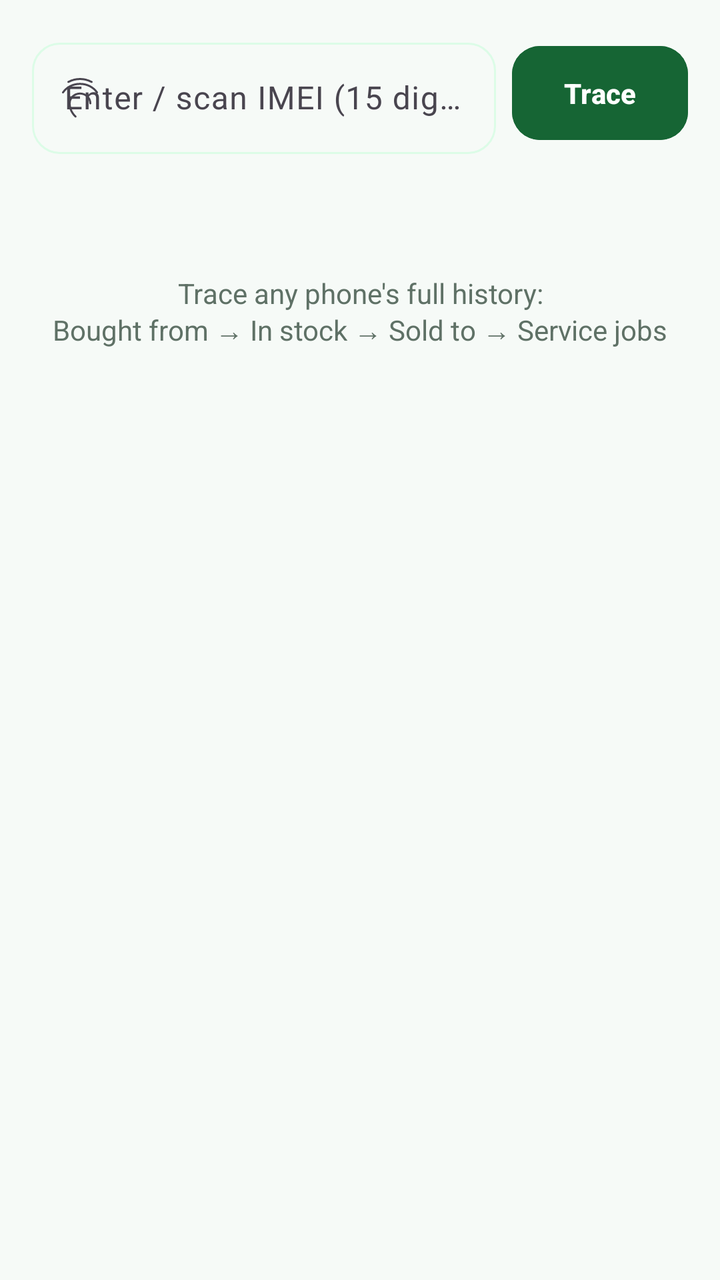
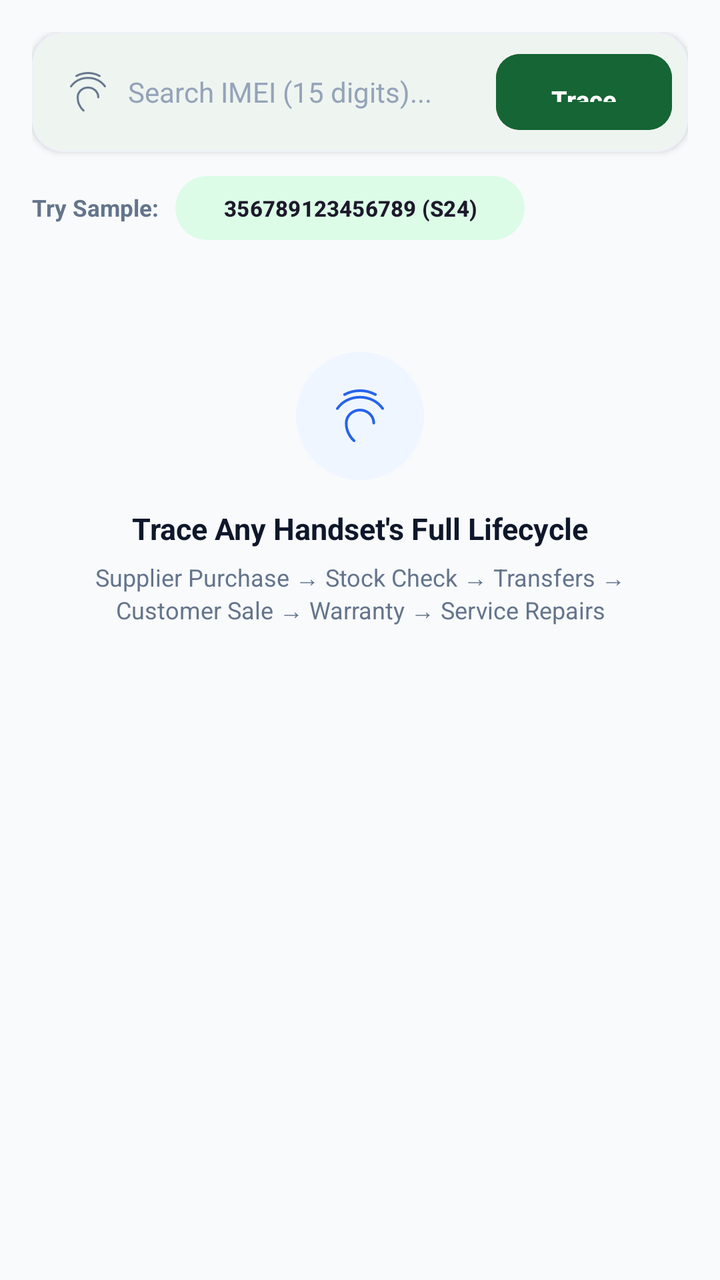

Compare the two renders of this Android layout. The source of the first and the diff that turns it into the second are given below.
<!-- AndroidManifest.xml: application theme Theme.MobileShopkeeper -->
<!-- res/layout/fragment_imei_tracker.xml -->
<?xml version="1.0" encoding="utf-8"?>
<ScrollView xmlns:android="http://schemas.android.com/apk/res/android"
    xmlns:app="http://schemas.android.com/apk/res-auto"
    android:layout_width="match_parent" android:layout_height="match_parent">
    <LinearLayout android:layout_width="match_parent" android:layout_height="wrap_content"
        android:orientation="vertical" android:padding="16dp">
        <LinearLayout android:layout_width="match_parent" android:layout_height="wrap_content"
            android:orientation="horizontal" android:gravity="center_vertical">
            <com.google.android.material.textfield.TextInputLayout
                android:layout_width="0dp" android:layout_weight="1" android:layout_height="wrap_content"
                style="@style/Widget.MobileShop.TextInput" app:startIconDrawable="@drawable/ic_imei">
                <com.google.android.material.textfield.TextInputEditText
                    android:id="@+id/etImei" android:layout_width="match_parent"
                    android:layout_height="wrap_content" android:hint="Enter / scan IMEI (15 digits)"
                    android:inputType="number"/>
            </com.google.android.material.textfield.TextInputLayout>
            <com.google.android.material.button.MaterialButton android:id="@+id/btnTrace"
                android:layout_width="wrap_content" android:layout_height="wrap_content"
                android:layout_marginStart="8dp" android:text="Trace"
                android:backgroundTint="@color/green_800"/>
        </LinearLayout>
        <TextView android:id="@+id/tvEmpty" android:layout_width="match_parent"
            android:layout_height="wrap_content" android:gravity="center"
            android:layout_marginTop="60dp"
            android:text="Trace any phone's full history:\nBought from → In stock → Sold to → Service jobs"
            android:textColor="@color/text_secondary"/>
        <com.google.android.material.card.MaterialCardView android:id="@+id/cardProduct"
            android:layout_width="match_parent" android:layout_height="wrap_content"
            android:layout_marginTop="16dp" app:cardCornerRadius="14dp" android:visibility="gone">
            <TextView android:id="@+id/tvProduct" android:layout_width="match_parent"
                android:layout_height="wrap_content" android:padding="16dp" android:textSize="14sp"/>
        </com.google.android.material.card.MaterialCardView>
        <com.google.android.material.card.MaterialCardView android:id="@+id/cardBought"
            android:layout_width="match_parent" android:layout_height="wrap_content"
            android:layout_marginTop="10dp" app:cardCornerRadius="14dp" android:visibility="gone">
            <TextView android:id="@+id/tvBought" android:layout_width="match_parent"
                android:layout_height="wrap_content" android:padding="16dp" android:textSize="14sp"/>
        </com.google.android.material.card.MaterialCardView>
        <com.google.android.material.card.MaterialCardView android:id="@+id/cardSold"
            android:layout_width="match_parent" android:layout_height="wrap_content"
            android:layout_marginTop="10dp" app:cardCornerRadius="14dp" android:visibility="gone">
            <TextView android:id="@+id/tvSold" android:layout_width="match_parent"
                android:layout_height="wrap_content" android:padding="16dp" android:textSize="14sp"/>
        </com.google.android.material.card.MaterialCardView>
        <com.google.android.material.card.MaterialCardView android:id="@+id/cardService"
            android:layout_width="match_parent" android:layout_height="wrap_content"
            android:layout_marginTop="10dp" app:cardCornerRadius="14dp" android:visibility="gone">
            <TextView android:id="@+id/tvService" android:layout_width="match_parent"
                android:layout_height="wrap_content" android:padding="16dp" android:textSize="14sp"/>
        </com.google.android.material.card.MaterialCardView>
    </LinearLayout>
</ScrollView>
<!-- resources referenced by this layout -->
<resources>
  <color name="green_800">#166534</color>
  <color name="text_secondary">#5F7166</color>
  <style name="Widget.MobileShop.TextInput" parent="Widget.Material3.TextInputLayout.OutlinedBox">
          <item name="boxCornerRadiusTopStart">14dp</item>
          <item name="boxCornerRadiusTopEnd">14dp</item>
          <item name="boxCornerRadiusBottomStart">14dp</item>
          <item name="boxCornerRadiusBottomEnd">14dp</item>
          <item name="boxStrokeColor">@color/selector_input_stroke</item>
      </style>
  <color name="white">#FFFFFF</color>
  <color name="green_100">#DCFCE7</color>
  <color name="green_900">#14532D</color>
  <color name="green_600">#16A34A</color>
  <color name="surface">#FFFFFF</color>
  <color name="text_primary">#1A2E22</color>
  <color name="background_light">#F6FAF7</color>
  <color name="error">#DC2626</color>
  <style name="Shape.MobileShop.Medium" parent="ShapeAppearance.Material3.MediumComponent">
          <item name="cornerSize">14dp</item>
      </style>
  <style name="Widget.MobileShop.Button" parent="Widget.Material3.Button">
          <item name="cornerRadius">14dp</item>
          <item name="android:textAllCaps">false</item>
          <item name="android:paddingTop">14dp</item>
          <item name="android:paddingBottom">14dp</item>
          <item name="android:textStyle">bold</item>
      </style>
  <style name="WindowAnimations">
          <item name="android:activityOpenEnterAnimation">@android:anim/fade_in</item>
          <item name="android:activityOpenExitAnimation">@android:anim/fade_out</item>
          <item name="android:activityCloseEnterAnimation">@android:anim/fade_in</item>
          <item name="android:activityCloseExitAnimation">@android:anim/fade_out</item>
      </style>
  <!-- unchanged entries left out for length: 2 -->
</resources>

<!-- the commit's change to res/layout/fragment_imei_tracker.xml (unified diff, before → after) -->
@@ -1,52 +1,327 @@
 <?xml version="1.0" encoding="utf-8"?>
-<ScrollView xmlns:android="http://schemas.android.com/apk/res/android"
+<androidx.core.widget.NestedScrollView
+    xmlns:android="http://schemas.android.com/apk/res/android"
     xmlns:app="http://schemas.android.com/apk/res-auto"
-    android:layout_width="match_parent" android:layout_height="match_parent">
-    <LinearLayout android:layout_width="match_parent" android:layout_height="wrap_content"
-        android:orientation="vertical" android:padding="16dp">
-        <LinearLayout android:layout_width="match_parent" android:layout_height="wrap_content"
-            android:orientation="horizontal" android:gravity="center_vertical">
-            <com.google.android.material.textfield.TextInputLayout
-                android:layout_width="0dp" android:layout_weight="1" android:layout_height="wrap_content"
-                style="@style/Widget.MobileShop.TextInput" app:startIconDrawable="@drawable/ic_imei">
-                <com.google.android.material.textfield.TextInputEditText
-                    android:id="@+id/etImei" android:layout_width="match_parent"
-                    android:layout_height="wrap_content" android:hint="Enter / scan IMEI (15 digits)"
+    android:layout_width="match_parent"
+    android:layout_height="match_parent"
+    android:fillViewport="true"
+    android:background="#F8FAFC">
+
+    <LinearLayout
+        android:layout_width="match_parent"
+        android:layout_height="wrap_content"
+        android:orientation="vertical"
+        android:padding="16dp">
+
+        
+        <com.google.android.material.card.MaterialCardView
+            android:layout_width="match_parent"
+            android:layout_height="wrap_content"
+            android:layout_marginBottom="12dp"
+            app:cardCornerRadius="16dp"
+            app:cardElevation="2dp"
+            app:strokeWidth="1dp"
+            app:strokeColor="#EDF2F7"
+            app:cardBackgroundColor="@color/white">
+
+            <LinearLayout
+                android:layout_width="match_parent"
+                android:layout_height="wrap_content"
+                android:orientation="horizontal"
+                android:gravity="center_vertical"
+                android:padding="8dp">
+
+                <ImageView
+                    android:layout_width="24dp"
+                    android:layout_height="24dp"
+                    android:layout_marginStart="8dp"
+                    android:src="@drawable/ic_imei"
+                    app:tint="#64748B"/>
+
+                <EditText
+                    android:id="@+id/etImei"
+                    android:layout_width="0dp"
+                    android:layout_height="44dp"
+                    android:layout_weight="1"
+                    android:layout_marginStart="8dp"
+                    android:background="@null"
+                    android:hint="Search IMEI (15 digits)..."
+                    android:textColor="#0F172A"
+                    android:textColorHint="#94A3B8"
+                    android:textSize="14sp"
                     android:inputType="number"/>
-            </com.google.android.material.textfield.TextInputLayout>
-            <com.google.android.material.button.MaterialButton android:id="@+id/btnTrace"
-                android:layout_width="wrap_content" android:layout_height="wrap_content"
-                android:layout_marginStart="8dp" android:text="Trace"
-                android:backgroundTint="@color/green_800"/>
+
+                <com.google.android.material.button.MaterialButton
+                    android:id="@+id/btnTrace"
+                    android:layout_width="wrap_content"
+                    android:layout_height="38dp"
+                    android:text="Trace"
+                    android:textSize="12.5sp"
+                    android:textStyle="bold"
+                    android:backgroundTint="@color/green_800"
+                    android:textColor="@color/white"
+                    app:cornerRadius="12dp"
+                    android:insetTop="0dp"
+                    android:insetBottom="0dp"/>
+            </LinearLayout>
+        </com.google.android.material.card.MaterialCardView>
+
+        
+        <LinearLayout
+            android:layout_width="match_parent"
+            android:layout_height="wrap_content"
+            android:orientation="horizontal"
+            android:gravity="center_vertical"
+            android:layout_marginBottom="16dp">
+
+            <TextView
+                android:layout_width="wrap_content"
+                android:layout_height="wrap_content"
+                android:text="Try Sample:"
+                android:textColor="#64748B"
+                android:textSize="11.5sp"
+                android:textStyle="bold"
+                android:layout_marginEnd="8dp"/>
+
+            <com.google.android.material.button.MaterialButton
+                android:id="@+id/chipSampleImei"
+                style="@style/Widget.Material3.Button.TonalButton"
+                android:layout_width="wrap_content"
+                android:layout_height="32dp"
+                android:text="356789123456789 (S24)"
+                android:textSize="11sp"
+                android:insetTop="0dp"
+                android:insetBottom="0dp"
+                app:cornerRadius="16dp"/>
         </LinearLayout>
-        <TextView android:id="@+id/tvEmpty" android:layout_width="match_parent"
-            android:layout_height="wrap_content" android:gravity="center"
-            android:layout_marginTop="60dp"
-            android:text="Trace any phone's full history:\nBought from → In stock → Sold to → Service jobs"
-            android:textColor="@color/text_secondary"/>
-        <com.google.android.material.card.MaterialCardView android:id="@+id/cardProduct"
-            android:layout_width="match_parent" android:layout_height="wrap_content"
-            android:layout_marginTop="16dp" app:cardCornerRadius="14dp" android:visibility="gone">
-            <TextView android:id="@+id/tvProduct" android:layout_width="match_parent"
-                android:layout_height="wrap_content" android:padding="16dp" android:textSize="14sp"/>
-        </com.google.android.material.card.MaterialCardView>
-        <com.google.android.material.card.MaterialCardView android:id="@+id/cardBought"
-            android:layout_width="match_parent" android:layout_height="wrap_content"
-            android:layout_marginTop="10dp" app:cardCornerRadius="14dp" android:visibility="gone">
-            <TextView android:id="@+id/tvBought" android:layout_width="match_parent"
-                android:layout_height="wrap_content" android:padding="16dp" android:textSize="14sp"/>
-        </com.google.android.material.card.MaterialCardView>
-        <com.google.android.material.card.MaterialCardView android:id="@+id/cardSold"
-            android:layout_width="match_parent" android:layout_height="wrap_content"
-            android:layout_marginTop="10dp" app:cardCornerRadius="14dp" android:visibility="gone">
-            <TextView android:id="@+id/tvSold" android:layout_width="match_parent"
-                android:layout_height="wrap_content" android:padding="16dp" android:textSize="14sp"/>
-        </com.google.android.material.card.MaterialCardView>
-        <com.google.android.material.card.MaterialCardView android:id="@+id/cardService"
-            android:layout_width="match_parent" android:layout_height="wrap_content"
-            android:layout_marginTop="10dp" app:cardCornerRadius="14dp" android:visibility="gone">
-            <TextView android:id="@+id/tvService" android:layout_width="match_parent"
-                android:layout_height="wrap_content" android:padding="16dp" android:textSize="14sp"/>
-        </com.google.android.material.card.MaterialCardView>
+
+        
+        <LinearLayout
+            android:id="@+id/layoutEmpty"
+            android:layout_width="match_parent"
+            android:layout_height="wrap_content"
+            android:orientation="vertical"
+            android:gravity="center"
+            android:paddingVertical="40dp">
+
+            <FrameLayout
+                android:layout_width="64dp"
+                android:layout_height="64dp"
+                android:background="@drawable/bg_circle_blue"
+                android:backgroundTint="#EFF6FF">
+                <ImageView
+                    android:layout_width="32dp"
+                    android:layout_height="32dp"
+                    android:layout_gravity="center"
+                    android:src="@drawable/ic_imei"
+                    app:tint="#2563EB"/>
+            </FrameLayout>
+
+            <TextView
+                android:id="@+id/tvEmpty"
+                android:layout_width="wrap_content"
+                android:layout_height="wrap_content"
+                android:text="Trace Any Handset's Full Lifecycle"
+                android:textColor="#0F172A"
+                android:textSize="15sp"
+                android:textStyle="bold"
+                android:layout_marginTop="14dp"/>
+
+            <TextView
+                android:layout_width="wrap_content"
+                android:layout_height="wrap_content"
+                android:text="Supplier Purchase → Stock Check → Transfers → Customer Sale → Warranty → Service Repairs"
+                android:textColor="#64748B"
+                android:textSize="12sp"
+                android:gravity="center"
+                android:layout_marginTop="6dp"
+                android:paddingHorizontal="24dp"/>
+        </LinearLayout>
+
+        
+        <LinearLayout
+            android:id="@+id/layoutResult"
+            android:layout_width="match_parent"
+            android:layout_height="wrap_content"
+            android:orientation="vertical"
+            android:visibility="gone">
+
+            
+            <com.google.android.material.card.MaterialCardView
+                android:layout_width="match_parent"
+                android:layout_height="wrap_content"
+                android:layout_marginBottom="16dp"
+                app:cardCornerRadius="18dp"
+                app:cardElevation="3dp"
+                app:strokeWidth="1dp"
+                app:strokeColor="#EDF2F7"
+                app:cardBackgroundColor="@color/white">
+
+                <LinearLayout
+                    android:layout_width="match_parent"
+                    android:layout_height="wrap_content"
+                    android:orientation="vertical"
+                    android:padding="20dp">
+
+                    
+                    <LinearLayout
+                        android:layout_width="match_parent"
+                        android:layout_height="wrap_content"
+                        android:orientation="horizontal"
+                        android:gravity="center_vertical">
+
+                        <TextView
+                            android:id="@+id/tvResultImei"
+                            android:layout_width="0dp"
+                            android:layout_height="wrap_content"
+                            android:layout_weight="1"
+                            android:text="356789123456789"
+                            android:textColor="#0F172A"
+                            android:textSize="17sp"
+                            android:textStyle="bold"
+                            android:fontFamily="monospace"/>
+
+                        <ImageButton
+                            android:id="@+id/btnCopyImei"
+                            android:layout_width="32dp"
+                            android:layout_height="32dp"
+                            android:background="?android:attr/selectableItemBackgroundBorderless"
+                            android:src="@drawable/ic_copy"
+                            app:tint="#64748B"
+                            android:contentDescription="Copy IMEI"/>
+
+                        <TextView
+                            android:id="@+id/tvStatusBadge"
+                            android:layout_width="wrap_content"
+                            android:layout_height="wrap_content"
+                            android:layout_marginStart="8dp"
+                            android:text="SOLD"
+                            android:textSize="11sp"
+                            android:textStyle="bold"
+                            android:textColor="#065F46"
+                            android:background="@drawable/bg_badge_green"
+                            android:paddingHorizontal="10dp"
+                            android:paddingVertical="4dp"/>
+                    </LinearLayout>
+
+                    
+                    <TextView
+                        android:id="@+id/tvDeviceTitle"
+                        android:layout_width="wrap_content"
+                        android:layout_height="wrap_content"
+                        android:text="Samsung Galaxy S24, 256GB - Phantom Black"
+                        android:textColor="#334155"
+                        android:textSize="14.5sp"
+                        android:textStyle="bold"
+                        android:layout_marginTop="8dp"/>
+
+                    
+                    <LinearLayout
+                        android:layout_width="match_parent"
+                        android:layout_height="wrap_content"
+                        android:orientation="horizontal"
+                        android:layout_marginTop="10dp">
+
+                        <TextView
+                            android:id="@+id/tvPtaBadge"
+                            android:layout_width="wrap_content"
+                            android:layout_height="wrap_content"
+                            android:text="PTA Approved"
+                            android:textSize="10.5sp"
+                            android:textStyle="bold"
+                            android:textColor="#1E40AF"
+                            android:background="@drawable/bg_pill_white_10"
+                            android:backgroundTint="#EFF6FF"
+                            android:paddingHorizontal="8dp"
+                            android:paddingVertical="3dp"
+                            android:layout_marginEnd="6dp"/>
+
+                        <TextView
+                            android:id="@+id/tvBranchBadge"
+                            android:layout_width="wrap_content"
+                            android:layout_height="wrap_content"
+                            android:text="Main Branch"
+                            android:textSize="10.5sp"
+                            android:textColor="#475569"
+                            android:background="@drawable/bg_pill_white_10"
+                            android:backgroundTint="#F1F5F9"
+                            android:paddingHorizontal="8dp"
+                            android:paddingVertical="3dp"/>
+                    </LinearLayout>
+
+                    <View
+                        android:layout_width="match_parent"
+                        android:layout_height="1dp"
+                        android:background="#F1F5F9"
+                        android:layout_marginVertical="14dp"/>
+
+                    
+                    <LinearLayout
+                        android:layout_width="match_parent"
+                        android:layout_height="wrap_content"
+                        android:orientation="horizontal">
+
+                        <com.google.android.material.button.MaterialButton
+                            android:id="@+id/btnViewInvoice"
+                            style="@style/Widget.Material3.Button.TonalButton"
+                            android:layout_width="0dp"
+                            android:layout_height="38dp"
+                            android:layout_weight="1"
+                            android:layout_marginEnd="6dp"
+                            android:text="View Invoice"
+                            android:textSize="12sp"
+                            android:insetTop="0dp"
+                            android:insetBottom="0dp"/>
+
+                        <com.google.android.material.button.MaterialButton
+                            android:id="@+id/btnViewCustomer"
+                            style="@style/Widget.Material3.Button.TonalButton"
+                            android:layout_width="0dp"
+                            android:layout_height="38dp"
+                            android:layout_weight="1"
+                            android:layout_marginStart="6dp"
+                            android:text="Customer Info"
+                            android:textSize="12sp"
+                            android:insetTop="0dp"
+                            android:insetBottom="0dp"/>
+                    </LinearLayout>
+                </LinearLayout>
+            </com.google.android.material.card.MaterialCardView>
+
+            
+            <com.google.android.material.card.MaterialCardView
+                android:layout_width="match_parent"
+                android:layout_height="wrap_content"
+                app:cardCornerRadius="18dp"
+                app:cardElevation="2dp"
+                app:strokeWidth="1dp"
+                app:strokeColor="#EDF2F7"
+                app:cardBackgroundColor="@color/white">
+
+                <LinearLayout
+                    android:layout_width="match_parent"
+                    android:layout_height="wrap_content"
+                    android:orientation="vertical"
+                    android:padding="20dp">
+
+                    <TextView
+                        android:layout_width="wrap_content"
+                        android:layout_height="wrap_content"
+                        android:text="LIFECYCLE &amp; AUDIT TIMELINE"
+                        android:textColor="#64748B"
+                        android:textSize="11.5sp"
+                        android:textStyle="bold"
+                        android:letterSpacing="0.06"
+                        android:layout_marginBottom="16dp"/>
+
+                    
+                    <LinearLayout
+                        android:id="@+id/layoutTimelineContainer"
+                        android:layout_width="match_parent"
+                        android:layout_height="wrap_content"
+                        android:orientation="vertical"/>
+                </LinearLayout>
+            </com.google.android.material.card.MaterialCardView>
+        </LinearLayout>
     </LinearLayout>
-</ScrollView>
+</androidx.core.widget.NestedScrollView>
<!-- resource entries referenced after the edit -->
@@ -1,7 +1,6 @@
 <!-- resources referenced by this layout -->
 <resources>
   <color name="green_800">#166534</color>
-  <color name="text_secondary">#5F7166</color>
   <style name="Widget.MobileShop.TextInput" parent="Widget.Material3.TextInputLayout.OutlinedBox">
           <item name="boxCornerRadiusTopStart">14dp</item>
           <item name="boxCornerRadiusTopEnd">14dp</item>
@@ -10,6 +9,38 @@
           <item name="boxStrokeColor">@color/selector_input_stroke</item>
       </style>
   <color name="white">#FFFFFF</color>
+  <!-- drawable bg_badge_green (drawable) -->
+  <?xml version="1.0" encoding="utf-8"?>
+  <shape xmlns:android="http://schemas.android.com/apk/res/android" android:shape="rectangle">
+      <solid android:color="#DCFCE7"/><corners android:radius="12dp"/>
+  </shape>
+  <!-- drawable bg_circle_blue (drawable) -->
+  <?xml version="1.0" encoding="utf-8"?>
+  <shape xmlns:android="http://schemas.android.com/apk/res/android" android:shape="oval">
+      <gradient
+          android:angle="135"
+          android:startColor="@color/blue_500"
+          android:endColor="@color/blue_800"/>
+  </shape>
+  <!-- drawable bg_pill_white_10 (drawable) -->
+  <?xml version="1.0" encoding="utf-8"?>
+  <shape xmlns:android="http://schemas.android.com/apk/res/android" android:shape="rectangle">
+      <solid android:color="#1AFFFFFF"/>
+      <corners android:radius="24dp"/>
+  </shape>
+  <!-- drawable ic_copy (drawable) -->
+  <vector xmlns:android="http://schemas.android.com/apk/res/android"
+      android:width="24dp"
+      android:height="24dp"
+      android:viewportWidth="24"
+      android:viewportHeight="24">
+      <path
+          android:fillColor="@color/black"
+          android:pathData="M16,1H4C2.9,1 2,1.9 2,3V17H4V3H16V1ZM19,5H8C6.9,5 6,5.9 6,7V21C6,22.1 6.9,23 8,23H19C20.1,23 21,22.1 21,21V7C21,5.9 20.1,5 19,5ZM19,21H8V7H19V21Z"/>
+  </vector>
+  <color name="blue_500">#0EA5E9</color>
+  <color name="blue_800">#075985</color>
+  <color name="black">#000000</color>
   <color name="green_100">#DCFCE7</color>
   <color name="green_900">#14532D</color>
   <color name="green_600">#16A34A</color>
